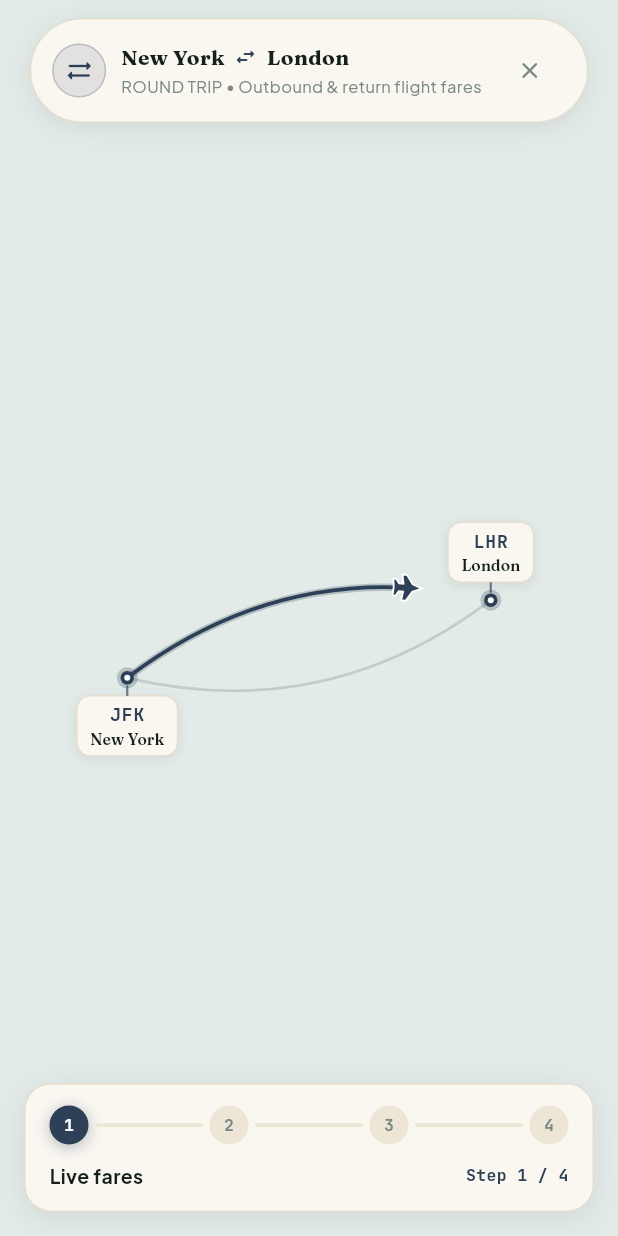
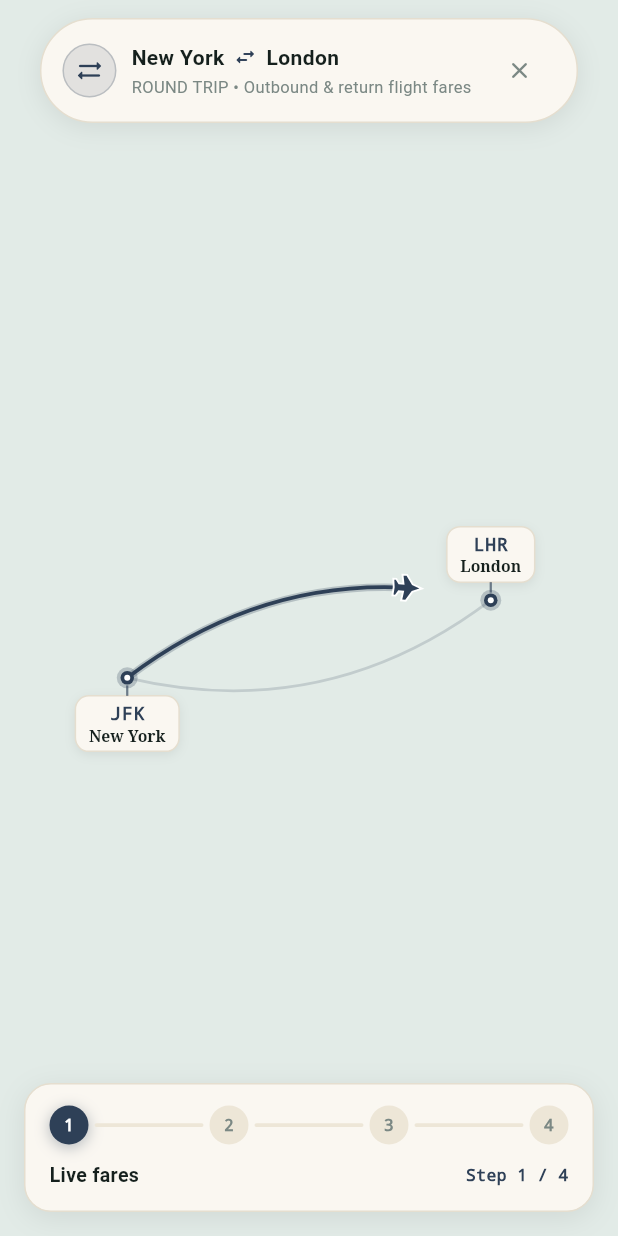
Before and after one commit to MontasirOpi/flight_world_loading-package, a Flutter app: the screen it shows after launch, after a tap on "Airport Model Direct Input", on a phone screen of 412 x 824 dp. Run offline on Flutter 3.47's test engine with Material 3 defaults, Android fonts, the phone set to English and light mode, and no system bars.

Commit message:
release: v0.0.2 - remove google_fonts dependency and add typography customization

```diff
--- a/lib/src/widgets/flight_map_painter.dart
+++ b/lib/src/widgets/flight_map_painter.dart
@@ -1,7 +1,6 @@
 import 'dart:math' as math;
 import 'dart:ui';
 import 'package:flutter/material.dart';
-import 'package:google_fonts/google_fonts.dart';
 
 import '../models/flight_route_stop.dart';
 import '../models/flight_trip_type.dart';
@@ -128,19 +127,11 @@ class FlightMapPainter extends CustomPainter {
     final effectiveLabelColor =
         isDarkMode ? const Color(0xFF6B8079) : const Color(0xFF8C9B96);
     final effectiveLabelStyle = labelStyle ??
-        _safeGoogleFont(
-          () => GoogleFonts.plusJakartaSans(
+        TextStyle(
           color: effectiveLabelColor,
           fontSize: 9.0,
           fontWeight: FontWeight.w500,
           letterSpacing: 0.5,
-          ),
-          fallback: TextStyle(
-            color: effectiveLabelColor,
-            fontSize: 9.0,
-            fontWeight: FontWeight.w500,
-            letterSpacing: 0.5,
-          ),
         );
 
     for (final label in data.visibleLabels) {
@@ -474,35 +465,21 @@ class FlightMapPainter extends CustomPainter {
 
     // 2. Card Dimensions & Text Layout
     final effectiveCodeStyle = codeStyle ??
-        _safeGoogleFont(
-          () => GoogleFonts.jetBrainsMono(
-            color: brandColor,
-            fontSize: 12.0,
-            fontWeight: FontWeight.bold,
-            letterSpacing: 0.5,
-          ),
-          fallback: TextStyle(
+        TextStyle(
           color: brandColor,
           fontSize: 12.0,
           fontWeight: FontWeight.bold,
           fontFamily: 'monospace',
           letterSpacing: 0.5,
-          ),
         );
 
     final cityColor = isDarkMode ? const Color(0xFFE2ECE9) : const Color(0xFF15201D);
     final effectiveCityStyle = cityStyle ??
-        _safeGoogleFont(
-          () => GoogleFonts.fraunces(
+        TextStyle(
           color: cityColor,
           fontSize: 10.5,
           fontWeight: FontWeight.w600,
-          ),
-          fallback: TextStyle(
-            color: cityColor,
-            fontSize: 10.5,
-            fontWeight: FontWeight.w600,
-          ),
+          fontFamilyFallback: const ['Georgia', 'serif'],
         );
 
     final displayText = (stopIndex != null)
@@ -604,14 +581,6 @@ class FlightMapPainter extends CustomPainter {
     );
   }
 
-  static TextStyle _safeGoogleFont(TextStyle Function() builder, {required TextStyle fallback}) {
-    try {
-      return builder();
-    } catch (_) {
-      return fallback;
-    }
-  }
-
   @override
   bool shouldRepaint(covariant FlightMapPainter oldDelegate) {
     return oldDelegate.animationProgress != animationProgress ||
--- a/lib/src/widgets/flight_route_loader.dart
+++ b/lib/src/widgets/flight_route_loader.dart
@@ -1,6 +1,5 @@
 import 'dart:async';
 import 'package:flutter/material.dart';
-import 'package:google_fonts/google_fonts.dart';
 
 import '../helpers/airport_coordinates_helper.dart';
 import '../helpers/map_projection_helper.dart';
@@ -112,6 +111,12 @@ class FlightRouteLoader extends StatefulWidget {
   /// Custom text style for country names.
   final TextStyle? labelStyle;
 
+  /// Custom text style for the route header pill title.
+  final TextStyle? titleStyle;
+
+  /// Custom text style for the route header pill subtitle.
+  final TextStyle? subtitleStyle;
+
   /// Standard constructor supporting one-way routes, round-trips, or multi-city trips.
   const FlightRouteLoader({
     super.key,
@@ -146,6 +151,8 @@ class FlightRouteLoader extends StatefulWidget {
     this.codeStyle,
     this.cityStyle,
     this.labelStyle,
+    this.titleStyle,
+    this.subtitleStyle,
   });
 
   /// Factory constructor for a one-way flight between two [FlightRouteStop] stops.
@@ -170,6 +177,8 @@ class FlightRouteLoader extends StatefulWidget {
     TextStyle? codeStyle,
     TextStyle? cityStyle,
     TextStyle? labelStyle,
+    TextStyle? titleStyle,
+    TextStyle? subtitleStyle,
   }) {
     return FlightRouteLoader(
       key: key,
@@ -204,6 +213,8 @@ class FlightRouteLoader extends StatefulWidget {
       codeStyle: codeStyle,
       cityStyle: cityStyle,
       labelStyle: labelStyle,
+      titleStyle: titleStyle,
+      subtitleStyle: subtitleStyle,
     );
   }
 
@@ -229,6 +240,8 @@ class FlightRouteLoader extends StatefulWidget {
     TextStyle? codeStyle,
     TextStyle? cityStyle,
     TextStyle? labelStyle,
+    TextStyle? titleStyle,
+    TextStyle? subtitleStyle,
   }) {
     return FlightRouteLoader(
       key: key,
@@ -263,6 +276,8 @@ class FlightRouteLoader extends StatefulWidget {
       codeStyle: codeStyle,
       cityStyle: cityStyle,
       labelStyle: labelStyle,
+      titleStyle: titleStyle,
+      subtitleStyle: subtitleStyle,
     );
   }
 
@@ -287,6 +302,8 @@ class FlightRouteLoader extends StatefulWidget {
     TextStyle? codeStyle,
     TextStyle? cityStyle,
     TextStyle? labelStyle,
+    TextStyle? titleStyle,
+    TextStyle? subtitleStyle,
   }) {
     assert(stops.length >= 2, 'Multi-city flights must have at least 2 stops.');
     final first = stops.first;
@@ -324,6 +341,8 @@ class FlightRouteLoader extends StatefulWidget {
       codeStyle: codeStyle,
       cityStyle: cityStyle,
       labelStyle: labelStyle,
+      titleStyle: titleStyle,
+      subtitleStyle: subtitleStyle,
     );
   }
 
@@ -349,6 +368,8 @@ class FlightRouteLoader extends StatefulWidget {
     TextStyle? codeStyle,
     TextStyle? cityStyle,
     TextStyle? labelStyle,
+    TextStyle? titleStyle,
+    TextStyle? subtitleStyle,
   }) {
     assert(airports.length >= 2, 'Itinerary must contain at least 2 airports.');
     final stops = airports.map(FlightRouteStop.fromAirport).toList();
@@ -395,6 +416,8 @@ class FlightRouteLoader extends StatefulWidget {
       codeStyle: codeStyle,
       cityStyle: cityStyle,
       labelStyle: labelStyle,
+      titleStyle: titleStyle,
+      subtitleStyle: subtitleStyle,
     );
   }
 
@@ -816,17 +839,12 @@ class _FlightRouteLoaderState extends State<FlightRouteLoader>
     Widget routeTitleWidget;
     String subtitleText;
 
-    final titleStyle = _safeGoogleFont(
-      () => GoogleFonts.fraunces(
+    final titleStyle = widget.titleStyle ??
+        TextStyle(
           fontSize: 14.0,
           fontWeight: FontWeight.bold,
           color: isDark ? const Color(0xFFF4EFE6) : const Color(0xFF15201D),
-      ),
-      fallback: TextStyle(
-        fontSize: 14.0,
-        fontWeight: FontWeight.bold,
-        color: isDark ? const Color(0xFFF4EFE6) : const Color(0xFF15201D),
-      ),
+          fontFamilyFallback: const ['Georgia', 'serif'],
         );
 
     if (widget.tripType == FlightTripType.roundTrip) {
@@ -992,19 +1010,12 @@ class _FlightRouteLoaderState extends State<FlightRouteLoader>
                 const SizedBox(height: 1.5),
                 Text(
                   subtitleText,
-                  style: _safeGoogleFont(
-                    () => GoogleFonts.plusJakartaSans(
+                  style: widget.subtitleStyle ??
+                      TextStyle(
                         fontSize: 11.0,
                         color: isDark
                             ? const Color(0xFF909090)
                             : const Color(0xFF7B8884),
-                    ),
-                    fallback: TextStyle(
-                      fontSize: 11.0,
-                      color: isDark
-                          ? const Color(0xFF909090)
-                          : const Color(0xFF7B8884),
-                    ),
                       ),
                   overflow: TextOverflow.ellipsis,
                 ),
@@ -1093,40 +1104,24 @@ class _FlightRouteLoaderState extends State<FlightRouteLoader>
                 circleBg = widget.brandColor;
                 circleContent = Text(
                   '${stepIdx + 1}',
-                  style: _safeGoogleFont(
-                    () => GoogleFonts.jetBrainsMono(
-                      color: Colors.white,
-                      fontSize: 11.0,
-                      fontWeight: FontWeight.bold,
-                    ),
-                    fallback: const TextStyle(
+                  style: const TextStyle(
                     color: Colors.white,
                     fontSize: 11.0,
                     fontWeight: FontWeight.bold,
                     fontFamily: 'monospace',
-                    ),
                   ),
                 );
               } else {
                 circleBg = isDark ? const Color(0xFF282828) : const Color(0xFFEDE6D7);
                 circleContent = Text(
                   '${stepIdx + 1}',
-                  style: _safeGoogleFont(
-                    () => GoogleFonts.jetBrainsMono(
-                      color: isDark
-                          ? const Color(0xFF909090)
-                          : const Color(0xFF7B8884),
-                      fontSize: 11.0,
-                      fontWeight: FontWeight.bold,
-                    ),
-                    fallback: TextStyle(
+                  style: TextStyle(
                     color: isDark
                         ? const Color(0xFF909090)
                         : const Color(0xFF7B8884),
                     fontSize: 11.0,
                     fontWeight: FontWeight.bold,
                     fontFamily: 'monospace',
-                    ),
                   ),
                 );
               }
@@ -1162,15 +1157,7 @@ class _FlightRouteLoaderState extends State<FlightRouteLoader>
               Expanded(
                 child: Text(
                   steps[clampedStep],
-                  style: _safeGoogleFont(
-                    () => GoogleFonts.plusJakartaSans(
-                      fontSize: 13.0,
-                      fontWeight: FontWeight.bold,
-                      color: isDark
-                          ? const Color(0xFFF4EFE6)
-                          : const Color(0xFF15201D),
-                    ),
-                    fallback: TextStyle(
+                  style: TextStyle(
                     fontSize: 13.0,
                     fontWeight: FontWeight.bold,
                     color: isDark
@@ -1179,21 +1166,13 @@ class _FlightRouteLoaderState extends State<FlightRouteLoader>
                   ),
                 ),
               ),
-              ),
               Text(
                 'Step ${clampedStep + 1} / ${steps.length}',
-                style: _safeGoogleFont(
-                  () => GoogleFonts.jetBrainsMono(
-                    fontSize: 11.0,
-                    color: widget.brandColor,
-                    fontWeight: FontWeight.w700,
-                  ),
-                  fallback: TextStyle(
+                style: TextStyle(
                   fontSize: 11.0,
                   color: widget.brandColor,
                   fontWeight: FontWeight.w700,
                   fontFamily: 'monospace',
-                  ),
                 ),
               ),
             ],
@@ -1202,12 +1181,4 @@ class _FlightRouteLoaderState extends State<FlightRouteLoader>
       ),
     );
   }
-
-  static TextStyle _safeGoogleFont(TextStyle Function() builder, {required TextStyle fallback}) {
-    try {
-      return builder();
-    } catch (_) {
-      return fallback;
 }
-  }
-}
--- a/pubspec.yaml
+++ b/pubspec.yaml
@@ -1,6 +1,6 @@
 name: flight_world_loading
 description: A high-performance, offline vector map flight search loading screen for Flutter with adaptive zoom, quadratic Bezier trajectory, and global airport resolution.
-version: 0.0.1
+version: 0.0.2
 homepage: https://github.com/MontasirOpi/flight_world_loading-package
 repository: https://github.com/MontasirOpi/flight_world_loading-package
 issue_tracker: https://github.com/MontasirOpi/flight_world_loading-package/issues
@@ -10,6 +10,9 @@ topics:
   - animation
   - map
   - travel
+screenshots:
+  - description: 'Round-trip flight loading animation on vector world map'
+    path: screenshots/round_trip.png
 
 environment:
   sdk: ^3.0.0
@@ -18,7 +21,6 @@ environment:
 dependencies:
   flutter:
     sdk: flutter
-  google_fonts: ^9.0.0
 
 dev_dependencies:
   flutter_test:
```
Also changed, not shown: example/pubspec.lock, 5 other files. Lines whose indentation alone changed are shown as unchanged.
